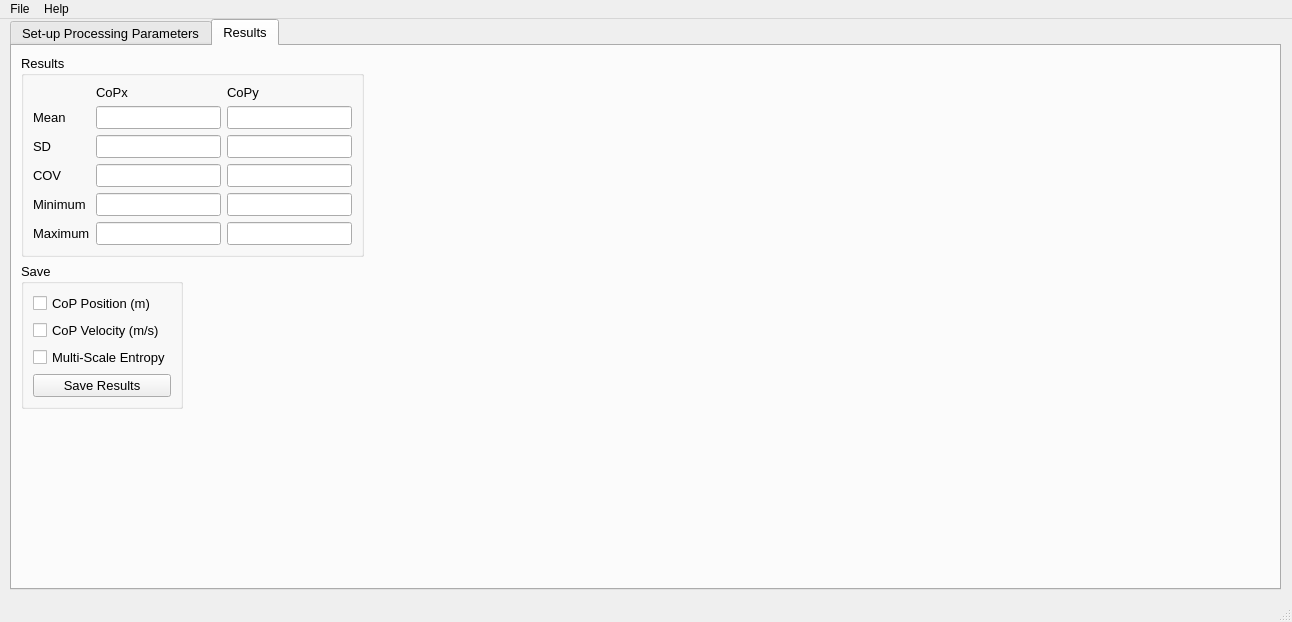
Above: ForcePlateProcessing.ui from brennema/CoPProgram before the change. Below: the same form after it.
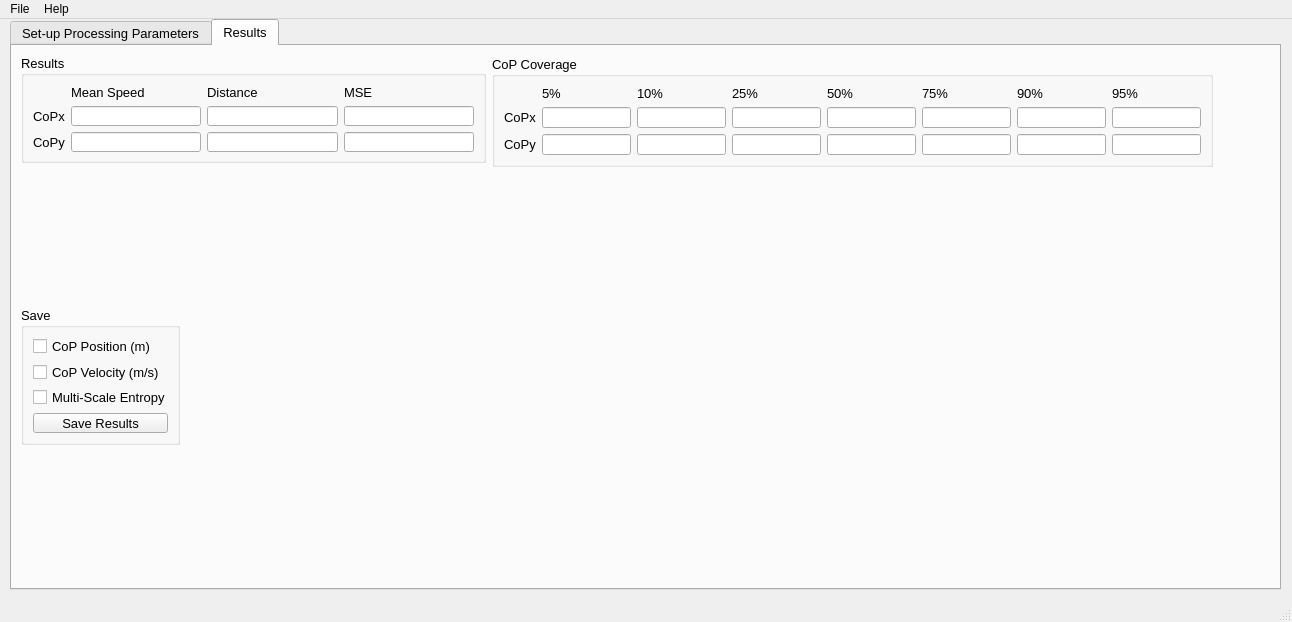
That is the form after the change.

Commit message: Updated GUI.  Main.py file has some notes throughout with explanations for changes.  ProgramGeometry.py has also changed quite a bit as the GUI layout has changed slightly.

```diff
--- a/ForcePlateProcessing.ui
+++ b/ForcePlateProcessing.ui
@@ -215,94 +215,51 @@
      <attribute name="title">
       <string>Results</string>
      </attribute>
-     <layout class="QFormLayout" name="formLayoutResults">
-      <item row="0" column="0">
        <widget class="QGroupBox" name="groupBoxResults">
+      <property name="geometry">
+       <rect>
+        <x>9</x>
+        <y>9</y>
+        <width>465</width>
+        <height>108</height>
+       </rect>
+      </property>
         <property name="title">
          <string>Results</string>
         </property>
         <layout class="QGridLayout" name="gridLayout_2">
-         <item row="7" column="3">
-          <widget class="QLineEdit" name="lineMinCOPx">
+       <item row="4" column="1">
+        <widget class="QLineEdit" name="lineMeanSpeedy">
            <property name="readOnly">
             <bool>true</bool>
            </property>
           </widget>
          </item>
-         <item row="7" column="4" colspan="2">
-          <widget class="QLineEdit" name="lineMinCOPy">
-           <property name="readOnly">
-            <bool>true</bool>
-           </property>
-          </widget>
-         </item>
-         <item row="3" column="3">
-          <widget class="QLineEdit" name="lineSDCOPx">
-           <property name="readOnly">
-            <bool>true</bool>
-           </property>
-          </widget>
-         </item>
-         <item row="5" column="3">
-          <widget class="QLineEdit" name="lineCOVCOPx">
-           <property name="readOnly">
-            <bool>true</bool>
-           </property>
-          </widget>
-         </item>
-         <item row="3" column="4" colspan="2">
-          <widget class="QLineEdit" name="lineSDCOPy">
-           <property name="readOnly">
-            <bool>true</bool>
-           </property>
-          </widget>
-         </item>
-         <item row="2" column="4" colspan="2">
-          <widget class="QLineEdit" name="lineMeanCOPy">
-           <property name="readOnly">
-            <bool>true</bool>
-           </property>
-          </widget>
-         </item>
-         <item row="2" column="0">
-          <widget class="QLabel" name="labelMeanCOP">
+       <item row="0" column="1">
+        <widget class="QLabel" name="labelSpeed">
            <property name="text">
-            <string>Mean</string>
+          <string>Mean Speed</string>
            </property>
           </widget>
          </item>
-         <item row="3" column="0">
-          <widget class="QLabel" name="labelMeanSD">
+       <item row="0" column="3">
+        <widget class="QLabel" name="labelMSE">
            <property name="text">
-            <string>SD</string>
+          <string>MSE</string>
            </property>
           </widget>
          </item>
-         <item row="5" column="0">
-          <widget class="QLabel" name="labelMeanCOV">
-           <property name="text">
-            <string>COV</string>
-           </property>
-          </widget>
-         </item>
-         <item row="5" column="4" colspan="2">
-          <widget class="QLineEdit" name="lineCOVCOPy">
+       <item row="2" column="2">
+        <widget class="QLineEdit" name="lineDistancex">
            <property name="readOnly">
             <bool>true</bool>
            </property>
           </widget>
          </item>
-         <item row="7" column="0" colspan="2">
-          <widget class="QLabel" name="labelMeanMin">
+       <item row="0" column="2">
+        <widget class="QLabel" name="labelDistance">
            <property name="text">
-            <string>Minimum</string>
-           </property>
-          </widget>
-         </item>
-         <item row="9" column="0" colspan="2">
-          <widget class="QLabel" name="labelMeanMax">
-           <property name="text">
-            <string>Maximum</string>
+          <string>Distance</string>
            </property>
           </widget>
          </item>
@@ -313,39 +270,52 @@
            </property>
           </widget>
          </item>
-         <item row="9" column="3">
-          <widget class="QLineEdit" name="lineMaxCOPx">
+       <item row="4" column="2">
+        <widget class="QLineEdit" name="lineDistancey">
            <property name="readOnly">
             <bool>true</bool>
            </property>
           </widget>
          </item>
-         <item row="9" column="4" colspan="2">
-          <widget class="QLineEdit" name="lineMaxCOPy">
-           <property name="readOnly">
-            <bool>true</bool>
-           </property>
-          </widget>
-         </item>
-         <item row="1" column="3">
-          <widget class="QLabel" name="labelCOPx">
-           <property name="text">
-            <string>CoPx</string>
-           </property>
-          </widget>
-         </item>
-         <item row="1" column="4">
+       <item row="4" column="0">
           <widget class="QLabel" name="labelCOPy">
            <property name="text">
             <string>CoPy</string>
            </property>
           </widget>
          </item>
-        </layout>
-       </widget>
-      </item>
-      <item row="1" column="0">
+       <item row="2" column="0">
+        <widget class="QLabel" name="labelCOPx">
+         <property name="text">
+          <string>CoPx</string>
+         </property>
+        </widget>
+       </item>
+       <item row="2" column="1">
+        <widget class="QLineEdit" name="lineMeanSpeedx">
+         <property name="readOnly">
+          <bool>true</bool>
+         </property>
+        </widget>
+       </item>
+       <item row="4" column="3">
+        <widget class="QLineEdit" name="lineMSEy">
+         <property name="readOnly">
+          <bool>true</bool>
+         </property>
+        </widget>
+       </item>
+      </layout>
+     </widget>
        <widget class="QGroupBox" name="groupBoxSave">
+      <property name="geometry">
+       <rect>
+        <x>9</x>
+        <y>261</y>
+        <width>159</width>
+        <height>138</height>
+       </rect>
+      </property>
         <property name="title">
          <string>Save</string>
         </property>
@@ -380,8 +350,227 @@
          </item>
         </layout>
        </widget>
-      </item>
-     </layout>
+     <widget class="QGroupBox" name="groupBoxResults2">
+      <property name="geometry">
+       <rect>
+        <x>480</x>
+        <y>10</y>
+        <width>721</width>
+        <height>111</height>
+       </rect>
+      </property>
+      <property name="title">
+       <string>CoP Coverage</string>
+      </property>
+      <layout class="QGridLayout" name="gridLayout_3">
+       <item row="0" column="5">
+        <widget class="QLabel" name="label05">
+         <property name="font">
+          <font>
+           <pointsize>10</pointsize>
+          </font>
+         </property>
+         <property name="text">
+          <string>50%</string>
+         </property>
+        </widget>
+       </item>
+       <item row="0" column="7">
+        <widget class="QLabel" name="label09">
+         <property name="font">
+          <font>
+           <pointsize>10</pointsize>
+          </font>
+         </property>
+         <property name="text">
+          <string>90%</string>
+         </property>
+        </widget>
+       </item>
+       <item row="3" column="8">
+        <widget class="QLineEdit" name="line095y">
+         <property name="readOnly">
+          <bool>true</bool>
+         </property>
+        </widget>
+       </item>
+       <item row="0" column="6">
+        <widget class="QLabel" name="label075">
+         <property name="font">
+          <font>
+           <pointsize>10</pointsize>
+          </font>
+         </property>
+         <property name="text">
+          <string>75%</string>
+         </property>
+        </widget>
+       </item>
+       <item row="3" column="7">
+        <widget class="QLineEdit" name="line09y">
+         <property name="readOnly">
+          <bool>true</bool>
+         </property>
+        </widget>
+       </item>
+       <item row="1" column="3">
+        <widget class="QLineEdit" name="line01x">
+         <property name="readOnly">
+          <bool>true</bool>
+         </property>
+        </widget>
+       </item>
+       <item row="1" column="2">
+        <widget class="QLineEdit" name="line005x">
+         <property name="readOnly">
+          <bool>true</bool>
+         </property>
+        </widget>
+       </item>
+       <item row="1" column="1">
+        <widget class="QLabel" name="labelCOPx2">
+         <property name="font">
+          <font>
+           <pointsize>10</pointsize>
+          </font>
+         </property>
+         <property name="text">
+          <string>CoPx</string>
+         </property>
+        </widget>
+       </item>
+       <item row="3" column="1">
+        <widget class="QLabel" name="labelCOPy2">
+         <property name="font">
+          <font>
+           <pointsize>10</pointsize>
+          </font>
+         </property>
+         <property name="text">
+          <string>CoPy</string>
+         </property>
+        </widget>
+       </item>
+       <item row="1" column="5">
+        <widget class="QLineEdit" name="line05x">
+         <property name="readOnly">
+          <bool>true</bool>
+         </property>
+        </widget>
+       </item>
+       <item row="3" column="2">
+        <widget class="QLineEdit" name="line005y">
+         <property name="readOnly">
+          <bool>true</bool>
+         </property>
+        </widget>
+       </item>
+       <item row="1" column="4">
+        <widget class="QLineEdit" name="line025x">
+         <property name="readOnly">
+          <bool>true</bool>
+         </property>
+        </widget>
+       </item>
+       <item row="3" column="4">
+        <widget class="QLineEdit" name="line025y">
+         <property name="readOnly">
+          <bool>true</bool>
+         </property>
+        </widget>
+       </item>
+       <item row="3" column="3">
+        <widget class="QLineEdit" name="line01y">
+         <property name="readOnly">
+          <bool>true</bool>
+         </property>
+        </widget>
+       </item>
+       <item row="3" column="5">
+        <widget class="QLineEdit" name="line05y">
+         <property name="readOnly">
+          <bool>true</bool>
+         </property>
+        </widget>
+       </item>
+       <item row="3" column="6">
+        <widget class="QLineEdit" name="line075y">
+         <property name="readOnly">
+          <bool>true</bool>
+         </property>
+        </widget>
+       </item>
+       <item row="1" column="7">
+        <widget class="QLineEdit" name="line09x">
+         <property name="readOnly">
+          <bool>true</bool>
+         </property>
+        </widget>
+       </item>
+       <item row="1" column="6">
+        <widget class="QLineEdit" name="line075x">
+         <property name="readOnly">
+          <bool>true</bool>
+         </property>
+        </widget>
+       </item>
+       <item row="0" column="3">
+        <widget class="QLabel" name="label01">
+         <property name="font">
+          <font>
+           <pointsize>10</pointsize>
+          </font>
+         </property>
+         <property name="text">
+          <string>10%</string>
+         </property>
+        </widget>
+       </item>
+       <item row="0" column="2">
+        <widget class="QLabel" name="label005">
+         <property name="font">
+          <font>
+           <pointsize>10</pointsize>
+          </font>
+         </property>
+         <property name="text">
+          <string>5%</string>
+         </property>
+        </widget>
+       </item>
+       <item row="0" column="4">
+        <widget class="QLabel" name="label025">
+         <property name="font">
+          <font>
+           <pointsize>10</pointsize>
+          </font>
+         </property>
+         <property name="text">
+          <string>25%</string>
+         </property>
+        </widget>
+       </item>
+       <item row="1" column="8">
+        <widget class="QLineEdit" name="line095x">
+         <property name="readOnly">
+          <bool>true</bool>
+         </property>
+        </widget>
+       </item>
+       <item row="0" column="8">
+        <widget class="QLabel" name="label095">
+         <property name="font">
+          <font>
+           <pointsize>10</pointsize>
+          </font>
+         </property>
+         <property name="text">
+          <string>95%</string>
+         </property>
+        </widget>
+       </item>
+      </layout>
+     </widget>
     </widget>
    </widget>
   </widget>
```
Left out of the diff: 2 changed lines with no effect on the pictures. Lines whose indentation alone changed are shown as unchanged. The commit also changes 6 other files.
